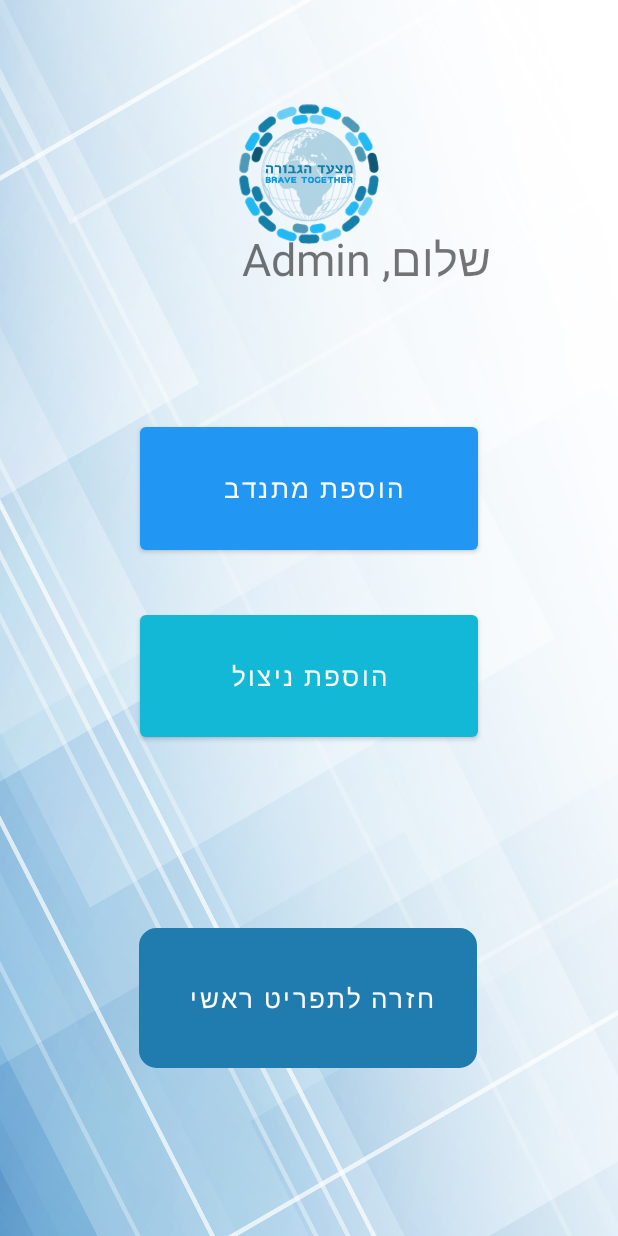
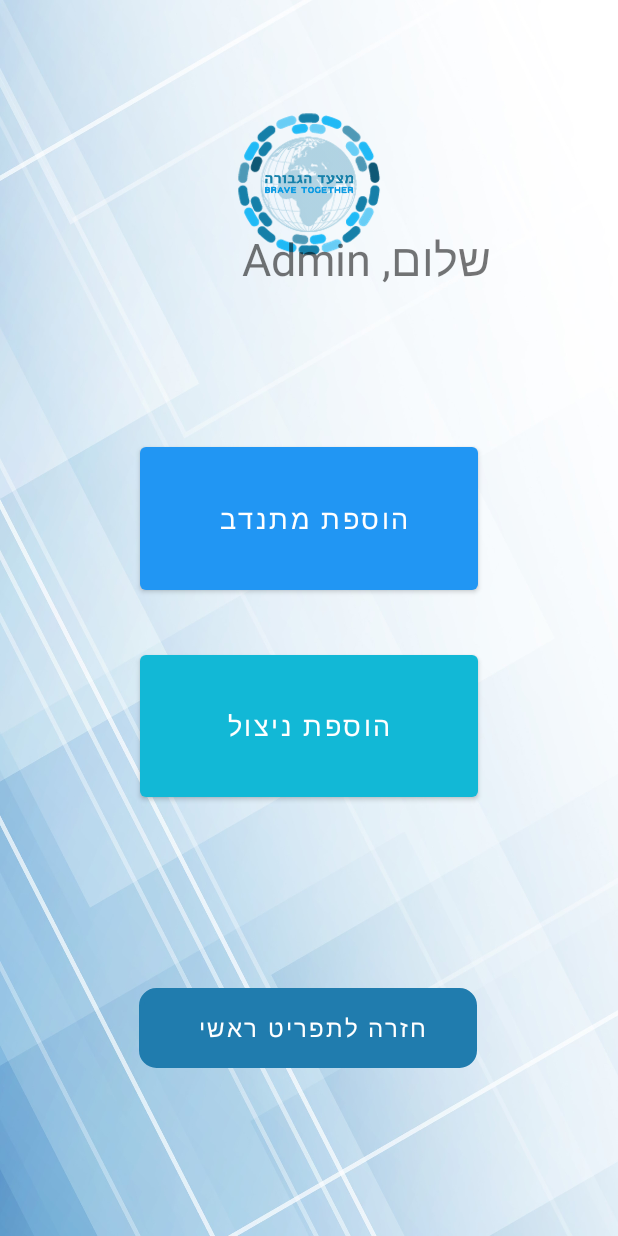
Before and after one commit to brave-together-IL/braveIL, an Android app: the layout activity_admin.xml on its own in the app's theme, with its tools: preview values and no code run, on a phone screen of 412 x 824 dp. Run offline under Robolectric (Android 15) with nearby library versions, the phone set to English and light mode, and no system bars.

```diff
--- a/app/src/main/res/drawable/round.xml
+++ b/app/src/main/res/drawable/round.xml
@@ -2,5 +2,4 @@
 <shape xmlns:android="http://schemas.android.com/apk/res/android">
         <corners android:radius="10dp" />
         <stroke android:color="#000000" android:width="3dp" />
-
 </shape>
--- a/app/src/main/res/layout/activity_admin.xml
+++ b/app/src/main/res/layout/activity_admin.xml
@@ -24,7 +24,7 @@
         android:layout_height="0dp"
         android:layout_marginBottom="121dp"
         android:text="הוספת ניצול"
-        android:textSize="17sp"
+        android:textSize="18sp"
         app:backgroundTint="#12B8D6"
         app:layout_constraintBottom_toTopOf="@+id/button5"
         app:layout_constraintEnd_toEndOf="parent"
@@ -49,7 +49,7 @@
         android:layout_height="0dp"
         android:layout_marginBottom="31dp"
         android:text="הוספת מתנדב "
-        android:textSize="17sp"
+        android:textSize="18sp"
         app:backgroundTint="#2196F3"
         app:layout_constraintBottom_toTopOf="@+id/button4"
         app:layout_constraintEnd_toEndOf="@+id/button4"
@@ -59,12 +59,12 @@
     <Button
         android:id="@+id/button5"
         android:layout_width="225dp"
-        android:layout_height="0dp"
+        android:layout_height="53dp"
         android:layout_marginBottom="112dp"
         android:background="@drawable/round"
         android:text="חזרה לתפריט ראשי "
         android:textColor="#FFF"
-        android:textSize="17sp"
+        android:textSize="16sp"
         app:backgroundTint="#207CAE"
         app:layout_constraintBottom_toBottomOf="parent"
         app:layout_constraintHorizontal_bias="0.497"
```
